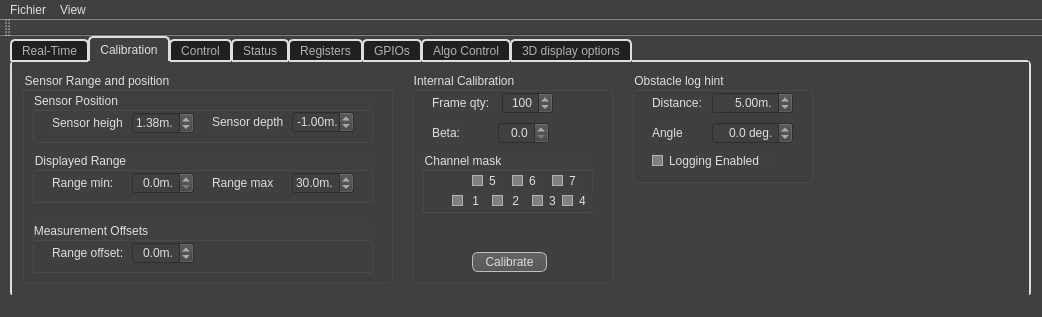
Above: src/AWLQtDemo/awlqtdemo.ui from samanwaya-jena/EVAL-ADAL6110-16-GUI before the change. Below: the same form after it.
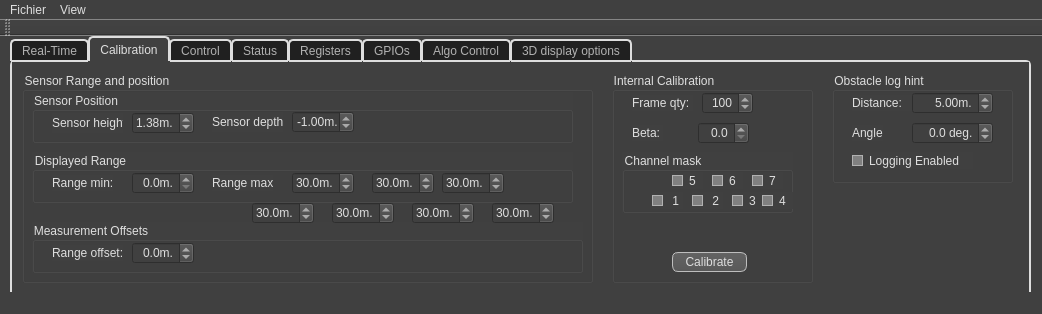
That is the form after the change. The open tabs and pages were chosen to show the change. Icons and pictures are not drawn.

Commit message: Individual channel distances are now in the UI - Calibration, 2D, 3D viewer and ScopeView

What changed in the file:
```diff
--- a/src/AWLQtDemo/awlqtdemo.ui
+++ b/src/AWLQtDemo/awlqtdemo.ui
@@ -7,7 +7,7 @@
     <x>0</x>
     <y>0</y>
     <width>1042</width>
-    <height>317</height>
+    <height>314</height>
    </rect>
   </property>
   <property name="sizePolicy">
@@ -1233,7 +1233,7 @@
      <widget class="QGroupBox" name="internalCalibrationGroupBox">
       <property name="geometry">
        <rect>
-        <x>400</x>
+        <x>600</x>
         <y>10</y>
         <width>201</width>
         <height>211</height>
@@ -1468,7 +1468,7 @@
        <rect>
         <x>10</x>
         <y>10</y>
-        <width>371</width>
+        <width>571</width>
         <height>211</height>
        </rect>
       </property>
@@ -1480,7 +1480,7 @@
         <rect>
          <x>10</x>
          <y>20</y>
-         <width>341</width>
+         <width>541</width>
          <height>51</height>
         </rect>
        </property>
@@ -1578,7 +1578,7 @@
         <rect>
          <x>10</x>
          <y>150</y>
-         <width>341</width>
+         <width>551</width>
          <height>51</height>
         </rect>
        </property>
@@ -1635,7 +1635,7 @@
         <rect>
          <x>10</x>
          <y>80</y>
-         <width>341</width>
+         <width>541</width>
          <height>51</height>
         </rect>
        </property>
@@ -1725,6 +1725,174 @@
         </property>
        </widget>
       </widget>
+      <widget class="QDoubleSpinBox" name="sensorRangeMax5SpinBox">
+       <property name="geometry">
+        <rect>
+         <x>350</x>
+         <y>100</y>
+         <width>62</width>
+         <height>22</height>
+        </rect>
+       </property>
+       <property name="alignment">
+        <set>Qt::AlignRight|Qt::AlignTrailing|Qt::AlignVCenter</set>
+       </property>
+       <property name="suffix">
+        <string>m.</string>
+       </property>
+       <property name="decimals">
+        <number>1</number>
+       </property>
+       <property name="maximum">
+        <double>1000.000000000000000</double>
+       </property>
+       <property name="singleStep">
+        <double>0.100000000000000</double>
+       </property>
+       <property name="value">
+        <double>30.000000000000000</double>
+       </property>
+      </widget>
+      <widget class="QDoubleSpinBox" name="sensorRangeMax6SpinBox">
+       <property name="geometry">
+        <rect>
+         <x>420</x>
+         <y>100</y>
+         <width>62</width>
+         <height>22</height>
+        </rect>
+       </property>
+       <property name="alignment">
+        <set>Qt::AlignRight|Qt::AlignTrailing|Qt::AlignVCenter</set>
+       </property>
+       <property name="suffix">
+        <string>m.</string>
+       </property>
+       <property name="decimals">
+        <number>1</number>
+       </property>
+       <property name="maximum">
+        <double>1000.000000000000000</double>
+       </property>
+       <property name="singleStep">
+        <double>0.100000000000000</double>
+       </property>
+       <property name="value">
+        <double>30.000000000000000</double>
+       </property>
+      </widget>
+      <widget class="QDoubleSpinBox" name="sensorRangeMax0SpinBox">
+       <property name="geometry">
+        <rect>
+         <x>230</x>
+         <y>130</y>
+         <width>62</width>
+         <height>22</height>
+        </rect>
+       </property>
+       <property name="alignment">
+        <set>Qt::AlignRight|Qt::AlignTrailing|Qt::AlignVCenter</set>
+       </property>
+       <property name="suffix">
+        <string>m.</string>
+       </property>
+       <property name="decimals">
+        <number>1</number>
+       </property>
+       <property name="maximum">
+        <double>1000.000000000000000</double>
+       </property>
+       <property name="singleStep">
+        <double>0.100000000000000</double>
+       </property>
+       <property name="value">
+        <double>30.000000000000000</double>
+       </property>
+      </widget>
+      <widget class="QDoubleSpinBox" name="sensorRangeMax2SpinBox">
+       <property name="geometry">
+        <rect>
+         <x>390</x>
+         <y>130</y>
+         <width>62</width>
+         <height>22</height>
+        </rect>
+       </property>
+       <property name="alignment">
+        <set>Qt::AlignRight|Qt::AlignTrailing|Qt::AlignVCenter</set>
+       </property>
+       <property name="suffix">
+        <string>m.</string>
+       </property>
+       <property name="decimals">
+        <number>1</number>
+       </property>
+       <property name="maximum">
+        <double>1000.000000000000000</double>
+       </property>
+       <property name="singleStep">
+        <double>0.100000000000000</double>
+       </property>
+       <property name="value">
+        <double>30.000000000000000</double>
+       </property>
+      </widget>
+      <widget class="QDoubleSpinBox" name="sensorRangeMax1SpinBox">
+       <property name="geometry">
+        <rect>
+         <x>310</x>
+         <y>130</y>
+         <width>62</width>
+         <height>22</height>
+        </rect>
+       </property>
+       <property name="alignment">
+        <set>Qt::AlignRight|Qt::AlignTrailing|Qt::AlignVCenter</set>
+       </property>
+       <property name="suffix">
+        <string>m.</string>
+       </property>
+       <property name="decimals">
+        <number>1</number>
+       </property>
+       <property name="maximum">
+        <double>1000.000000000000000</double>
+       </property>
+       <property name="singleStep">
+        <double>0.100000000000000</double>
+       </property>
+       <property name="value">
+        <double>30.000000000000000</double>
+       </property>
+      </widget>
+      <widget class="QDoubleSpinBox" name="sensorRangeMax3SpinBox">
+       <property name="geometry">
+        <rect>
+         <x>470</x>
+         <y>130</y>
+         <width>62</width>
+         <height>22</height>
+        </rect>
+       </property>
+       <property name="alignment">
+        <set>Qt::AlignRight|Qt::AlignTrailing|Qt::AlignVCenter</set>
+       </property>
+       <property name="suffix">
+        <string>m.</string>
+       </property>
+       <property name="decimals">
+        <number>1</number>
+       </property>
+       <property name="maximum">
+        <double>1000.000000000000000</double>
+       </property>
+       <property name="singleStep">
+        <double>0.100000000000000</double>
+       </property>
+       <property name="value">
+        <double>30.000000000000000</double>
+       </property>
+      </widget>
      </widget>
      <widget class="QGroupBox" name="targetHintGroupBox">
       <property name="enabled">
@@ -1732,7 +1900,7 @@
       </property>
       <property name="geometry">
        <rect>
-        <x>620</x>
+        <x>820</x>
         <y>10</y>
         <width>181</width>
         <height>111</height>
```
Left out of the diff: 262 changed lines with no effect on the pictures. The commit also changes 6 other files.
